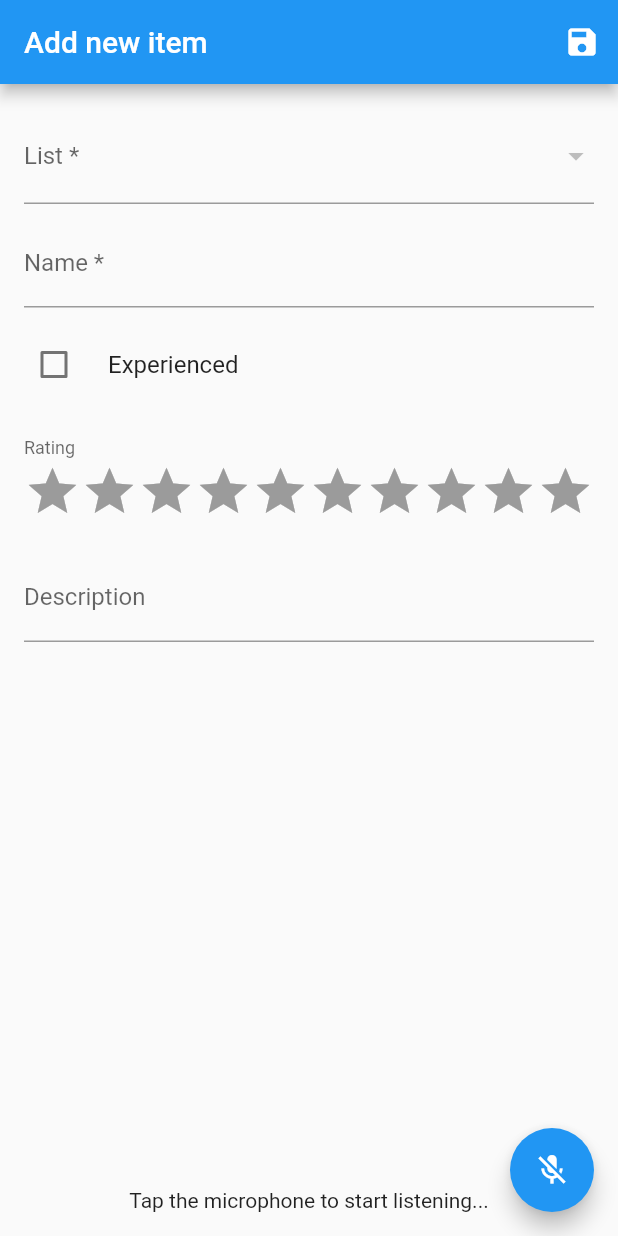
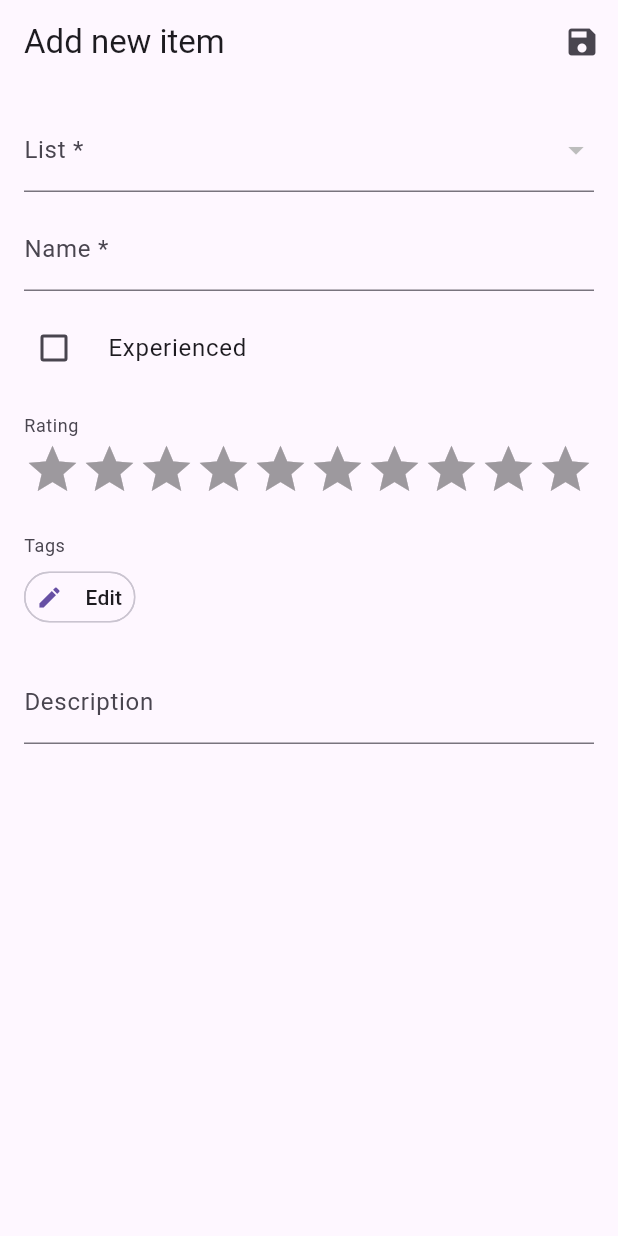
Before and after one commit to DrGilion/ListerApp, a Flutter app: the ItemCreationPage screen opened by its route, on a phone screen of 412 x 824 dp. Run offline on Flutter 3.47's test engine with Material 2 defaults, Android fonts, the phone set to English and light mode, and no system bars; drawn by our look-alikes of flutter_rating_bar, keyboard_dismisser; our stand-ins replace convex_bottom_bar, dartz, drift, flutter_colorpicker, flutter_linkify, flutter_localized_locales and 8 more; missing offline and left inert: any_link_preview, devicelocale, highlight_text, in_app_update, linkify, locale_emoji and 1 more; accounts and stored records are empty; generated files the repository leaves out were written again.

Commit message:
added tag to items mapping

```diff
--- a/lib/component/calendar_tab.dart
+++ b/lib/component/calendar_tab.dart
@@ -3,6 +3,7 @@ import 'package:intl/intl.dart';
 import 'package:lister_app/component/feedback.dart';
 import 'package:lister_app/component/lister_item_tile.dart';
 import 'package:lister_app/generated/l10n.dart';
+import 'package:lister_app/model/item_with_tags.dart';
 import 'package:lister_app/service/lister_database.dart';
 import 'package:lister_app/service/persistence_service.dart';
 import 'package:table_calendar/table_calendar.dart';
@@ -105,7 +106,7 @@ class _CalendarTabState extends State<CalendarTab> {
                   itemCount: value.length,
                   separatorBuilder: (context, idx) => const Divider(),
                   itemBuilder: (context, index) {
-                    return ListerItemTile(key: ValueKey(value[index].id), listItem: value[index]);
+                    return ListerItemTile(key: ValueKey(value[index].id), listItem: ItemWithTags(value[index], []));
                   },
                 );
               },
--- a/lib/lister_app.dart
+++ b/lib/lister_app.dart
@@ -56,12 +56,16 @@ class _ListerAppState extends State<ListerApp> {
           ],
           supportedLocales: Translations.delegate.supportedLocales,
           theme: ThemeData(
+            chipTheme: ChipThemeData(
+              padding: EdgeInsets.zero,
+              shape: RoundedRectangleBorder(borderRadius: BorderRadius.circular(20)),
+            ),
             searchBarTheme: SearchBarThemeData(
               shape: MaterialStateProperty.resolveWith((states) =>
                   const RoundedRectangleBorder(borderRadius: BorderRadius.vertical(bottom: Radius.circular(30)))),
             ),
             dividerTheme: const DividerThemeData(space: 0),
-            useMaterial3: false,
+            useMaterial3: true,
           ),
           routerConfig: router,
         ),
--- /dev/null
+++ b/lib/model/item_with_tags.dart
@@ -0,0 +1,8 @@
+import 'package:lister_app/service/lister_database.dart';
+
+class ItemWithTags {
+  final ListerItem item;
+  final List<ListerTag> tags;
+
+  ItemWithTags(this.item, this.tags);
+}
--- a/lib/page/item_creation_page.dart
+++ b/lib/page/item_creation_page.dart
@@ -2,11 +2,10 @@ import 'package:flutter/material.dart';
 import 'package:flutter_rating_bar/flutter_rating_bar.dart';
 import 'package:lister_app/component/feedback.dart';
 import 'package:lister_app/component/save_loading_button.dart';
+import 'package:lister_app/component/tag_item.dart';
 import 'package:lister_app/generated/l10n.dart';
 import 'package:lister_app/service/lister_database.dart';
 import 'package:lister_app/service/persistence_service.dart';
-import 'package:speech_to_text/speech_recognition_result.dart';
-import 'package:speech_to_text/speech_to_text.dart';
 
 class ItemCreationPage extends StatefulWidget {
   static const String routeName = "ItemCreationPage";
@@ -25,6 +24,7 @@ class _ItemCreationPageState extends State<ItemCreationPage> {
   String description = '';
   bool experienced = false;
   int rating = 0;
+  List<ListerTag> tags = [];
 
   final GlobalKey<FormState> formKey = GlobalKey();
   final _textEditingController = TextEditingController();
@@ -33,10 +33,7 @@ class _ItemCreationPageState extends State<ItemCreationPage> {
   final InputDecoration inputDecoration = const InputDecoration();
 
   List<ListerList> availableLists = [];
-
-  final SpeechToText _speechToText = SpeechToText();
-  bool _speechEnabled = false;
-  String _lastWords = '';
+  List<ListerTag> availableTags = [];
 
   @override
   void initState() {
@@ -54,47 +51,21 @@ class _ItemCreationPageState extends State<ItemCreationPage> {
       });
     });
 
-    _initSpeech();
+    PersistenceService.of(context).getTags().then((value) {
+      value.fold((l) {
+        showErrorMessage(context, Translations.of(context).tags_error, l.error, l.stackTrace);
+      }, (r) {
+        setState(() {
+          availableTags = r;
+        });
+      });
+    });
   }
 
   @override
   void dispose() {
     _textEditingController.dispose();
     super.dispose();
-  }
-
-  /// This has to happen only once per app
-  void _initSpeech() async {
-    _speechEnabled = await _speechToText.initialize();
-    setState(() {});
-  }
-
-  /// Each time to start a speech recognition session
-  void _startListening() async {
-    await _speechToText.listen(onResult: _onSpeechResult, listenMode: ListenMode.dictation);
-    setState(() {});
-  }
-
-  /// Manually stop the active speech recognition session
-  /// Note that there are also timeouts that each platform enforces
-  /// and the SpeechToText plugin supports setting timeouts on the
-  /// listen method.
-  void _stopListening() async {
-    await _speechToText.stop();
-    setState(() {});
-  }
-
-  /// This is the callback that the SpeechToText plugin calls when
-  /// the platform returns recognized words.
-  void _onSpeechResult(SpeechRecognitionResult result) {
-    setState(() {
-      _lastWords = result.recognizedWords;
-      _textEditingController.text = description + _lastWords;
-      if (result.finalResult) {
-        description = description + _lastWords;
-        _lastWords = '';
-      }
-    });
   }
 
   @override
@@ -112,6 +83,7 @@ class _ItemCreationPageState extends State<ItemCreationPage> {
         ),
         body: Form(
           key: formKey,
+          child: SingleChildScrollView(
             child: Padding(
               padding: const EdgeInsets.all(16.0),
               child: Column(
@@ -163,7 +135,8 @@ class _ItemCreationPageState extends State<ItemCreationPage> {
                       }),
                   const SizedBox(height: 10),
                   InputDecorator(
-                  decoration: inputDecoration.copyWith(labelText: Translations.of(context).rating, border: InputBorder.none),
+                    decoration:
+                        inputDecoration.copyWith(labelText: Translations.of(context).rating, border: InputBorder.none),
                     child: FittedBox(
                       fit: BoxFit.contain,
                       child: RatingBar.builder(
@@ -185,8 +158,47 @@ class _ItemCreationPageState extends State<ItemCreationPage> {
                     ),
                   ),
                   const SizedBox(height: 10),
-                Expanded(
-                  child: TextFormField(
+                  InputDecorator(
+                    decoration:
+                        inputDecoration.copyWith(labelText: Translations.of(context).tags, border: InputBorder.none),
+                    child: Wrap(
+                      spacing: 8,
+                      children: [
+                        ...tags.map((e) => TagItem(tag: e)),
+                        ActionChip(
+                          avatar: const Icon(Icons.edit),
+                          label: Text(Translations.of(context).edit),
+                          onPressed: () {
+                            showModalBottomSheet(
+                                context: context,
+                                showDragHandle: true,
+                                builder: (context) {
+                                  return Column(
+                                    children: availableTags
+                                        .map((e) => ListTile(
+                                              leading: tags.contains(e) ? const Icon(Icons.check) : null,
+                                              title: Text(e.name),
+                                              tileColor: e.color,
+                                              onTap: () {
+                                                setState(() {
+                                                  if (tags.contains(e)) {
+                                                    tags.remove(e);
+                                                  } else {
+                                                    tags.add(e);
+                                                  }
+                                                });
+                                              },
+                                            ))
+                                        .toList(),
+                                  );
+                                });
+                          },
+                        ),
+                      ],
+                    ),
+                  ),
+                  const SizedBox(height: 10),
+                  TextFormField(
                     decoration: inputDecoration.copyWith(labelText: Translations.of(context).description),
                     maxLines: null,
                     controller: _textEditingController,
@@ -194,29 +206,10 @@ class _ItemCreationPageState extends State<ItemCreationPage> {
                       description = value;
                     },
                   ),
-                ),
-                Text(
-                  // If listening is active show the recognized words
-                  _speechToText.isListening
-                      ? Translations.of(context).voice_listening
-                      // If listening isn't active but could be tell the user
-                      // how to start it, otherwise indicate that speech
-                      // recognition is not yet ready or not supported on
-                      // the target device
-                      : _speechEnabled
-                          ? Translations.of(context).voice_listen_start
-                          : Translations.of(context).voice_listen_disabled,
-                ),
                 ],
               ),
             ),
           ),
-        floatingActionButton: FloatingActionButton(
-          onPressed:
-              // If not yet listening for speech start, otherwise stop
-              _speechToText.isNotListening ? _startListening : _stopListening,
-          tooltip: Translations.of(context).voice_listen,
-          child: Icon(_speechToText.isNotListening ? Icons.mic_off : Icons.mic),
         ),
       ),
     );
@@ -228,7 +221,9 @@ class _ItemCreationPageState extends State<ItemCreationPage> {
         isSaving = true;
       });
 
-      await PersistenceService.of(context).createItem(listId!, name!, description, rating, experienced).then((value) {
+      await PersistenceService.of(context)
+          .createItem(listId!, name!, description, rating, experienced, tags)
+          .then((value) {
         value.fold((l) {
           showErrorMessage(context, Translations.of(context).addItem_error, l.error, l.stackTrace);
         }, (r) {
--- a/lib/routing.dart
+++ b/lib/routing.dart
@@ -1,10 +1,10 @@
 import 'package:flutter/material.dart';
 import 'package:go_router/go_router.dart';
+import 'package:lister_app/model/item_with_tags.dart';
 import 'package:lister_app/page/home_page.dart';
 import 'package:lister_app/page/item_creation_page.dart';
 import 'package:lister_app/page/item_details_page.dart';
 import 'package:lister_app/page/settings_page.dart';
-import 'package:lister_app/service/lister_database.dart';
 import 'package:lister_app/util/extensions.dart';
 
 final navigatorKey = GlobalKey<NavigatorState>();
@@ -27,7 +27,7 @@ final router = GoRouter(
     ),
     GoRoute(
       path: '/item/details',
-      builder: (context, state) => ItemDetailsPage(listerItem: state.extra as ListerItem),
+      builder: (context, state) => ItemDetailsPage(listerItem: state.extra as ItemWithTags),
     ),
     GoRoute(
       path: '/item/:itemId',
--- a/lib/voice_assist/command/create_command.dart
+++ b/lib/voice_assist/command/create_command.dart
@@ -17,8 +17,8 @@ class CreateCommand extends Command<void> {
       final name = toBeginningOfSentenceCase(match.group(1)!)!;
       final listId = ListNavigationData.of(context).currentListId;
       if (listId != null) {
-        await PersistenceService.of(context).createItem(listId, name, '', 0, false).then((value) =>
-            value.fold((l) => logger.e('could not create item $name'), (r) => ItemAddedNotifier.of(context).add(r)));
+        await PersistenceService.of(context).createItem(listId, name, '', 0, false, []).then((value) =>
+            value.fold((l) => logger.e('could not create item $name'), (r) => ItemAddedNotifier.of(context).add(r.item)));
       } else {
         logger.e('no list is selected for inserted item $name');
       }
--- a/lib/voice_assist/command/open_command.dart
+++ b/lib/voice_assist/command/open_command.dart
@@ -1,6 +1,5 @@
 import 'package:flutter/material.dart';
 import 'package:go_router/go_router.dart';
-import 'package:lister_app/model/lister_item.dart';
 import 'package:lister_app/service/persistence_service.dart';
 import 'package:lister_app/util/logging.dart';
 import 'package:lister_app/voice_assist/command/command.dart';
--- a/pubspec.yaml
+++ b/pubspec.yaml
@@ -50,6 +50,7 @@ dependencies:
   path_provider: 2.0.15
   provider: 6.0.5
   quick_actions: 1.0.2
+  rxdart: 0.27.7
   showcaseview: 2.0.3
   settings_ui: 2.0.2
   smooth_page_indicator: 1.1.0
```
Also changed, not shown: lib/component/lister_item_tile.dart (+23 -12 lines), lib/component/lister_page.dart (+7 -6 lines), lib/component/lists_tab.dart (+17 -11 lines), lib/component/tag_item.dart (added, +18 -0 lines), lib/model/item_tag_mapping.dart (added, +10 -0 lines), lib/model/lister_list2.dart (deleted, +0 -10 lines), lib/page/item_details_page.dart (+77 -17 lines), lib/service/lister_database.dart (+20 -2 lines), lib/service/persistence_service.dart (+117 -16 lines), lib/service/lister_database.g.dart, pubspec.lock. Lines whose indentation alone changed are shown as unchanged.
